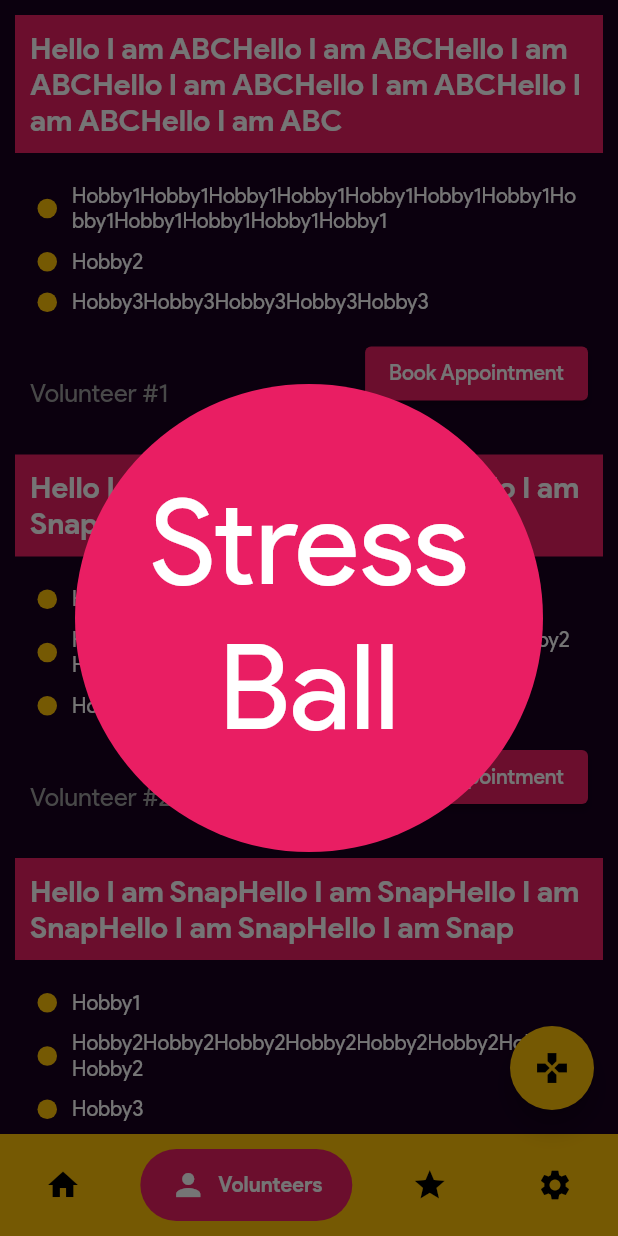
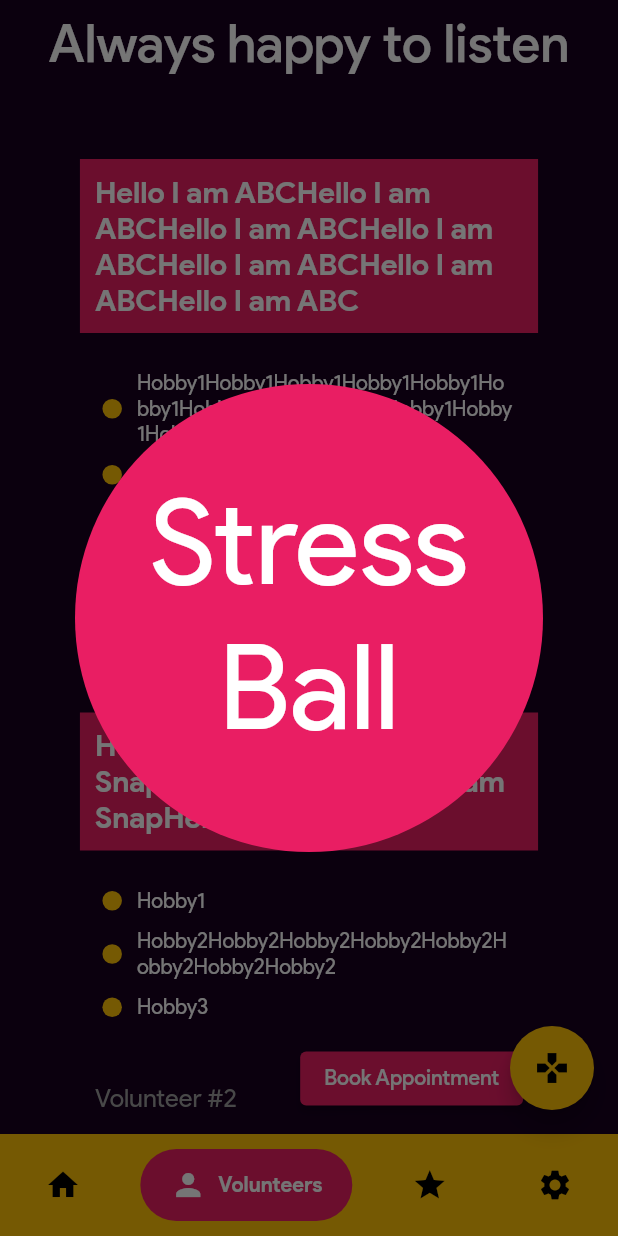
Before and after one commit to dramikei/happy_us-frontend, a Flutter app: the screen it shows after launch, item 2 of the bottom bar chosen, after a tap on the "games" icon, on a phone screen of 412 x 824 dp. Run offline on Flutter 3.47's test engine with Material 2 defaults, Android fonts, the phone set to English and light mode, and no system bars; drawn by our look-alikes of google_nav_bar, overlay_support; our stand-ins replace argon_buttons_flutter, carousel_slider, fluro, lottie, native_pdf_view, timeago and 2 more; missing offline and left inert: dough, easy_container.

Commit message:
- updated models - updated dependencies - added staggered grid view for cards in web - added responsive_grid_view.dart

```diff
--- a/lib/models/base_user.dart
+++ b/lib/models/base_user.dart
@@ -1,31 +1,31 @@
-enum UserType { user, volunteer }
+enum _UserType { user, volunteer }
 
 abstract class BaseUser {
   late final String id;
   late final String username;
   late final String password;
   late final String fcmToken;
-  late final UserType type;
+  late final _UserType type;
   late final int age;
   late final Map<String, dynamic> social;
 
   String get userTypeAsString {
     switch (type) {
-      case UserType.user:
+      case _UserType.user:
         return 'user';
-      case UserType.volunteer:
+      case _UserType.volunteer:
         return 'volunteer';
     }
   }
 
-  UserType userTypeFromString(String type) {
+  _UserType userTypeFromString(String type) {
     switch (type) {
       case 'user':
-        return UserType.user;
+        return _UserType.user;
       case 'volunteer':
-        return UserType.volunteer;
+        return _UserType.volunteer;
       default:
-        return UserType.user;
+        return _UserType.user;
     }
   }
 }
--- a/lib/models/post.dart
+++ b/lib/models/post.dart
@@ -4,7 +4,7 @@ class Post {
   late final String id;
   late final String content;
   late final String heading;
-  late final DateTime time;
+  late final DateTime _time;
   late final List<String> likedBy;
 
   late final String timeAgo;
@@ -14,8 +14,8 @@ class Post {
     content = json['content'];
     heading = json['heading'];
 
-    time = DateTime.parse(json['time']);
-    timeAgo = timeago.format(time);
+    _time = DateTime.parse(json['time']);
+    timeAgo = timeago.format(_time);
 
     likedBy = (json['likedBy'] as List).cast<String>();
   }
--- a/lib/screens/feeds_page.dart
+++ b/lib/screens/feeds_page.dart
@@ -1,7 +1,9 @@
+import 'package:flutter/foundation.dart';
 import 'package:flutter/material.dart';
 import 'package:happy_us/models/post.dart';
+import 'package:happy_us/utils/constants.dart';
 import 'package:happy_us/widgets/post_card.dart';
-import 'package:lottie/lottie.dart';
+import 'package:happy_us/widgets/responsive_grid_view.dart';
 
 class FeedsPage extends StatelessWidget {
   static const id = 'FeedsPage';
@@ -10,11 +12,11 @@ class FeedsPage extends StatelessWidget {
     Key? key,
   }) : super(key: key);
 
-  static final _posts = [
+  static final __posts = [
     Post.fromJson({
       'id': '#1',
       'heading': 'Post1 heading' * 8,
-      'content': 'Post 1 content' * 25,
+      'content': 'Post 1 content' * 55,
       'time': '2021-06-09 00:00:00.000',
       'likedBy': ['11', '22'],
     }),
@@ -27,28 +29,63 @@ class FeedsPage extends StatelessWidget {
     }),
   ];
 
+  static final _posts = [
+    ...__posts,
+    ...__posts,
+    ...__posts,
+    ...__posts,
+    ...__posts,
+    ...__posts,
+  ];
+
   @override
   Widget build(BuildContext context) {
+    final isSmallScreen =
+        MediaQuery.of(context).size.width < SMALL_SCREEN_WIDTH;
     return SafeArea(
       child: Scaffold(
-        body: ListView(
-          physics: const BouncingScrollPhysics(),
-          padding: const EdgeInsets.fromLTRB(10, 10, 10, 35),
-          children: [
-            Lottie.asset("assets/lottie/loader.json"),
-            ListView.separated(
-              shrinkWrap: true,
-              physics: const NeverScrollableScrollPhysics(),
-              separatorBuilder: (c, i) => const SizedBox(height: 25),
-              itemBuilder: (context, index) {
-                final post = _posts[index];
-                return PostCard(post);
-              },
-              itemCount: _posts.length,
+        appBar: AppBar(
+          automaticallyImplyLeading: false,
+          backgroundColor: Colors.transparent,
+          elevation: 0,
+          centerTitle: true,
+          title: Padding(
+            padding: const EdgeInsets.symmetric(vertical: 10),
+            child: Text(
+              "Show some love",
+              style: TextStyle(fontSize: 35),
+              maxLines: 2,
             ),
-          ],
+          ),
         ),
+        body: ResponsiveGridList(
+          padding: const EdgeInsets.symmetric(vertical: 35),
+          minSpacing: 50,
+          desiredItemWidth: isSmallScreen ? 270 : 350,
+          children: List.generate(_posts.length, (index) {
+            final post = _posts[index];
+            return PostCard(post);
+          }),
+        ),
+        floatingActionButton: _customFAB(),
       ),
     );
   }
+
+  Widget _customFAB() {
+    const text = "We know its difficult, but sharing can help";
+    final onPressed = () {};
+    if (kIsWeb)
+      return FloatingActionButton.extended(
+        icon: Icon(Icons.favorite, color: kFocusColor),
+        label: Text(text),
+        onPressed: onPressed,
+      );
+    else
+      return FloatingActionButton(
+        child: Icon(Icons.add),
+        tooltip: text,
+        onPressed: onPressed,
+      );
+  }
 }
--- a/lib/screens/volunteers_page.dart
+++ b/lib/screens/volunteers_page.dart
@@ -3,6 +3,7 @@ import 'package:flutter/foundation.dart' show kIsWeb;
 import 'package:flutter/material.dart';
 import 'package:happy_us/models/volunteer.dart';
 import 'package:happy_us/utils/constants.dart';
+import 'package:happy_us/widgets/responsive_grid_view.dart';
 import 'package:happy_us/widgets/volunteer_card.dart';
 
 class VolunteersPage extends StatelessWidget {
@@ -12,7 +13,7 @@ class VolunteersPage extends StatelessWidget {
     Key? key,
   }) : super(key: key);
 
-  static final _volunteers = [
+  static final __volunteers = [
     Volunteer.fromJson({
       'id': '#1',
       'username': 'user-name',
@@ -51,19 +52,41 @@ class VolunteersPage extends StatelessWidget {
     }),
   ];
 
+  static final _volunteers = [
+    ...__volunteers,
+    ...__volunteers,
+    ...__volunteers,
+    ...__volunteers,
+    ...__volunteers,
+  ];
+
   @override
   Widget build(BuildContext context) {
+    final size = MediaQuery.of(context).size;
+    final isSmallScreen = size.width < SMALL_SCREEN_WIDTH;
     return SafeArea(
       child: Scaffold(
-        body: ListView.separated(
-          physics: const BouncingScrollPhysics(),
-          padding: const EdgeInsets.fromLTRB(10, 10, 10, 100),
-          separatorBuilder: (c, i) => const SizedBox(height: 25),
-          itemBuilder: (context, index) {
+        appBar: AppBar(
+          automaticallyImplyLeading: false,
+          backgroundColor: Colors.transparent,
+          elevation: 0,
+          centerTitle: true,
+          title: Padding(
+            padding: const EdgeInsets.symmetric(vertical: 10),
+            child: Text(
+              "Always happy to listen",
+              style: TextStyle(fontSize: 35),
+            ),
+          ),
+        ),
+        body: ResponsiveGridList(
+          padding: const EdgeInsets.symmetric(vertical: 50),
+          minSpacing: 50,
+          desiredItemWidth: isSmallScreen ? 270 : 350,
+          children: List.generate(_volunteers.length, (index) {
             final volunteer = _volunteers[index];
             return VolunteerCard(volunteer);
-          },
-          itemCount: _volunteers.length,
+          }),
         ),
         floatingActionButton: kIsWeb
             ? SizedBox.shrink()
--- a/lib/widgets/post_card.dart
+++ b/lib/widgets/post_card.dart
@@ -1,4 +1,5 @@
 import 'package:easy_container/easy_container.dart';
+import 'package:flutter/cupertino.dart';
 import 'package:flutter/foundation.dart';
 import 'package:flutter/material.dart';
 import 'package:happy_us/models/post.dart';
@@ -8,17 +9,20 @@ class PostCard extends StatelessWidget {
   static const id = 'PostCard';
 
   final Post post;
+  final bool openedFromDialog;
 
   const PostCard(
-      this.post, {
-        Key? key,
-      }) : super(key: key);
+    this.post, {
+    Key? key,
+    this.openedFromDialog = false,
+  }) : super(key: key);
 
   @override
   Widget build(BuildContext context) {
     return EasyContainer(
       margin: 0,
       borderRadius: 10,
+      height: 300,
       padding: 0,
       elevation: 10,
       color: Theme.of(context).scaffoldBackgroundColor,
@@ -27,11 +31,26 @@ class PostCard extends StatelessWidget {
       highlightColor: Colors.transparent,
       zeroDownElevationOnTap: false,
       alignment: null,
+      onTap: openedFromDialog
+          ? null
+          : () {
+              showDialog(
+                  context: context,
+                  builder: (context) {
+                    return Center(
+                      child: Padding(
+                        padding: const EdgeInsets.all(kIsWeb ? 100 : 30),
+                        child: PostCard(this.post, openedFromDialog: true),
+                      ),
+                    );
+                  });
+            },
       onDoubleTap: () {
         print("double tap to like?");
       },
       child: Column(
         crossAxisAlignment: CrossAxisAlignment.start,
+        mainAxisSize: MainAxisSize.min,
         children: [
           SizedBox(
             width: double.infinity,
@@ -46,6 +65,8 @@ class PostCard extends StatelessWidget {
                     fontSize: 25,
                     color: Colors.white,
                   ),
+                  overflow: openedFromDialog ? null : TextOverflow.ellipsis,
+                  maxLines: openedFromDialog ? null : 1,
                 ),
               ),
             ),
@@ -62,6 +83,8 @@ class PostCard extends StatelessWidget {
                 Text(
                   post.content,
                   style: TextStyle(fontSize: 16),
+                  overflow: openedFromDialog ? null : TextOverflow.ellipsis,
+                  maxLines: openedFromDialog ? null : 10,
                 ),
                 const SizedBox(height: 10),
                 Row(
--- /dev/null
+++ b/lib/widgets/responsive_grid_view.dart
@@ -0,0 +1,173 @@
+import 'package:flutter/widgets.dart';
+
+double _refWidth = 375;
+
+double? _scalingFactor;
+double? _width;
+
+void initScaling(BuildContext context) {
+  var mq = MediaQuery.of(context);
+  _width = mq.size.width < mq.size.height ? mq.size.width : mq.size.height;
+  _scalingFactor = _width! / _refWidth;
+}
+
+double scale(double dimension) {
+  if (_width == null) {
+    throw Exception("You must call init() before any use of scale()");
+  }
+  return dimension * _scalingFactor!;
+}
+
+class ResponsiveGridList extends StatelessWidget {
+  final double desiredItemWidth, minSpacing;
+  final List<Widget> children;
+  final bool squareCells, scroll;
+  final MainAxisAlignment rowMainAxisAlignment;
+  final EdgeInsets? padding;
+
+  ResponsiveGridList({
+    required this.desiredItemWidth,
+    this.minSpacing = 1,
+    this.squareCells = false,
+    this.scroll = true,
+    this.padding,
+    required this.children,
+    this.rowMainAxisAlignment = MainAxisAlignment.start,
+  });
+
+  @override
+  Widget build(BuildContext context) {
+    return LayoutBuilder(
+      builder: (context, constraints) {
+        if (children.length == 0) return Container();
+
+        double width = constraints.maxWidth;
+
+        double N = (width - minSpacing) / (desiredItemWidth + minSpacing);
+
+        int n;
+        double spacing, itemWidth;
+
+        if (N % 1 == 0) {
+          n = N.floor();
+          spacing = minSpacing;
+          itemWidth = desiredItemWidth;
+        } else {
+          n = N.floor();
+
+          double dw =
+              width - (n * (desiredItemWidth + minSpacing) + minSpacing);
+
+          itemWidth = desiredItemWidth +
+              (dw / n) * (desiredItemWidth / (desiredItemWidth + minSpacing));
+
+          spacing = (width - itemWidth * n) / (n + 1);
+        }
+
+        if (scroll) {
+          return ListView.builder(
+              padding: padding,
+              itemCount: (children.length / n).ceil() * 2 - 1,
+              itemBuilder: (context, index) {
+                //if (index * n >= children.length) return null;
+                //separator
+                if (index % 2 == 1) {
+                  return SizedBox(
+                    height: minSpacing,
+                  );
+                }
+                //item
+                final rowChildren = <Widget>[];
+                index = index ~/ 2;
+                for (int i = index * n; i < (index + 1) * n; i++) {
+                  if (i >= children.length) break;
+                  rowChildren.add(children[i]);
+                }
+                return _ResponsiveGridListItem(
+                  mainAxisAlignment: this.rowMainAxisAlignment,
+                  itemWidth: itemWidth,
+                  spacing: spacing,
+                  squareCells: squareCells,
+                  children: rowChildren,
+                );
+              });
+        } else {
+          final rows = <Widget>[];
+          rows.add(SizedBox(
+            height: minSpacing,
+          ));
+          //
+          for (int j = 0; j < (children.length / n).ceil(); j++) {
+            final rowChildren = <Widget>[];
+            //
+            for (int i = j * n; i < (j + 1) * n; i++) {
+              if (i >= children.length) break;
+              rowChildren.add(children[i]);
+            }
+            //
+            rows.add(_ResponsiveGridListItem(
+              mainAxisAlignment: this.rowMainAxisAlignment,
+              itemWidth: itemWidth,
+              spacing: spacing,
+              squareCells: squareCells,
+              children: rowChildren,
+            ));
+
+            rows.add(SizedBox(
+              height: minSpacing,
+            ));
+          }
+
+          return Column(
+            children: rows,
+          );
+        }
+      },
+    );
+  }
+}
+
+class _ResponsiveGridListItem extends StatelessWidget {
+  final double spacing, itemWidth;
+  final List<Widget> children;
+  final bool squareCells;
+  final MainAxisAlignment mainAxisAlignment;
+
+  _ResponsiveGridListItem({
+    required this.itemWidth,
+    required this.spacing,
+    required this.squareCells,
+    required this.children,
+    this.mainAxisAlignment = MainAxisAlignment.start,
+  });
+
+  @override
+  Widget build(BuildContext context) {
+    return Row(
+      crossAxisAlignment: CrossAxisAlignment.start,
+      mainAxisAlignment: this.mainAxisAlignment,
+      children: _buildChildren(),
+    );
+  }
+
+  List<Widget> _buildChildren() {
+    final list = <Widget>[];
+
+    list.add(SizedBox(
+      width: spacing,
+    ));
+
+    children.forEach((child) {
+      list.add(SizedBox(
+        width: itemWidth,
+        height: squareCells ? itemWidth : null,
+        child: child,
+      ));
+      list.add(SizedBox(
+        width: spacing,
+      ));
+    });
+
+    return list;
+  }
+}
--- a/lib/widgets/volunteer_card.dart
+++ b/lib/widgets/volunteer_card.dart
@@ -46,10 +46,7 @@ class VolunteerCard extends StatelessWidget {
           ),
           const SizedBox(height: 10),
           Padding(
-            padding: const EdgeInsets.symmetric(
-              horizontal: 10,
-              vertical: 5,
-            ),
+            padding: const EdgeInsets.all(10),
             child: Column(
               children: [
                 ...List.generate(
--- a/pubspec.yaml
+++ b/pubspec.yaml
@@ -22,7 +22,7 @@ dependencies:
   argon_buttons_flutter: ^1.1.0
   overlay_support: ^1.2.1
   native_pdf_view: ^4.0.1
-  timeago: ^3.0.2
+  timeago: ^3.1.0
   carousel_slider: ^4.0.0-nullsafety.0
 
 dev_dependencies:
```
Also changed, not shown: pubspec.lock.
